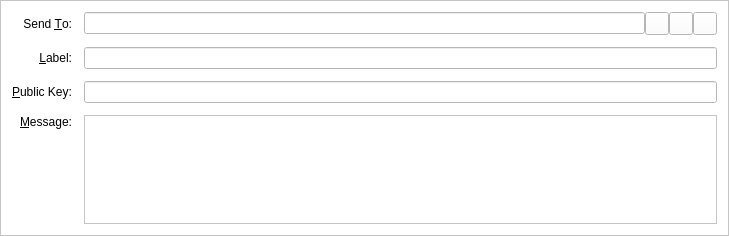
First picture: the form in src/qt/forms/sendmessagesentry.ui, repository ajeef/Rubix, before the edit.
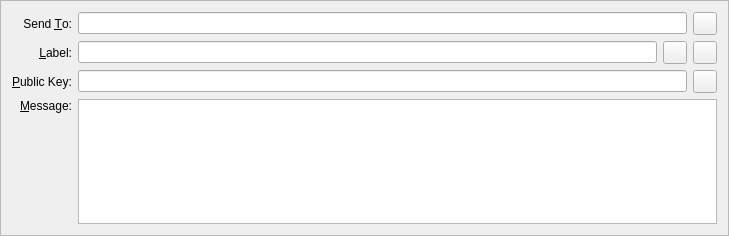
Second picture: the form after the edit. Icons and pictures are not drawn. Custom widgets are drawn as their Qt base class.

The edit to the form file:
```diff
--- a/src/qt/forms/sendmessagesentry.ui
+++ b/src/qt/forms/sendmessagesentry.ui
@@ -13,9 +13,6 @@
   <property name="windowTitle">
    <string>Form</string>
   </property>
-  <property name="styleSheet">
-   <string notr="true">background-color: rgb(255, 255, 255);</string>
-  </property>
   <property name="frameShape">
    <enum>QFrame::StyledPanel</enum>
   </property>
@@ -23,14 +20,21 @@
    <enum>QFrame::Sunken</enum>
   </property>
   <layout class="QGridLayout" name="gridLayout">
-   <property name="spacing">
-    <number>12</number>
-   </property>
-   <item row="3" column="2">
+   <item row="0" column="0">
+    <widget class="QLabel" name="label_2">
+     <property name="text">
+      <string>Send &amp;To:</string>
+     </property>
+     <property name="alignment">
+      <set>Qt::AlignRight|Qt::AlignTrailing|Qt::AlignVCenter</set>
+     </property>
+     <property name="buddy">
+      <cstring>sendTo</cstring>
+     </property>
+    </widget>
+   </item>
+   <item row="0" column="1">
     <layout class="QHBoxLayout" name="sendToLayout">
-     <property name="spacing">
-      <number>0</number>
-     </property>
      <item>
       <widget class="QValidatedLineEdit" name="sendTo">
        <property name="toolTip">
@@ -42,6 +46,50 @@
       </widget>
      </item>
      <item>
+      <widget class="QToolButton" name="pasteButton">
+       <property name="toolTip">
+        <string>Paste address from clipboard</string>
+       </property>
+       <property name="text">
+        <string/>
+       </property>
+       <property name="icon">
+        <iconset resource="../bitcoin.qrc">
+         <normaloff>:/icons/editpaste</normaloff>:/icons/editpaste</iconset>
+       </property>
+       <property name="shortcut">
+        <string>Alt+P</string>
+       </property>
+      </widget>
+     </item>
+    </layout>
+   </item>
+   <item row="1" column="0">
+    <widget class="QLabel" name="label_4">
+     <property name="text">
+      <string>&amp;Label:</string>
+     </property>
+     <property name="alignment">
+      <set>Qt::AlignRight|Qt::AlignTrailing|Qt::AlignVCenter</set>
+     </property>
+     <property name="buddy">
+      <cstring>addAsLabel</cstring>
+     </property>
+    </widget>
+   </item>
+   <item row="1" column="1">
+    <layout class="QHBoxLayout" name="horizontalLayout_5">
+     <item>
+      <widget class="QValidatedLineEdit" name="addAsLabel">
+       <property name="enabled">
+        <bool>true</bool>
+       </property>
+       <property name="toolTip">
+        <string>Enter a label for this address to add it to your address book</string>
+       </property>
+      </widget>
+     </item>
+     <item>
       <widget class="QToolButton" name="addressBookButton">
        <property name="toolTip">
         <string>Choose address from address book</string>
@@ -58,23 +106,6 @@
        </property>
       </widget>
      </item>
-     <item>
-      <widget class="QToolButton" name="pasteButton">
-       <property name="toolTip">
-        <string>Paste address from clipboard</string>
-       </property>
-       <property name="text">
-        <string/>
-       </property>
-       <property name="icon">
-        <iconset resource="../bitcoin.qrc">
-         <normaloff>:/icons/editpaste</normaloff>:/icons/editpaste</iconset>
-       </property>
-       <property name="shortcut">
-        <string>Alt+P</string>
-       </property>
-      </widget>
-     </item>
      <item>
       <widget class="QToolButton" name="deleteButton">
        <property name="toolTip">
@@ -91,7 +122,41 @@
      </item>
     </layout>
    </item>
-   <item row="6" column="0">
+   <item row="2" column="0">
+    <widget class="QLabel" name="publicKeyLabel">
+     <property name="text">
+      <string>&amp;Public Key:</string>
+     </property>
+     <property name="buddy">
+      <cstring>publicKey</cstring>
+     </property>
+    </widget>
+   </item>
+   <item row="2" column="1">
+    <layout class="QHBoxLayout" name="horizontalLayout_6">
+     <item>
+      <widget class="QValidatedLineEdit" name="publicKey"/>
+     </item>
+     <item>
+      <widget class="QToolButton" name="PubkeyPasteButton">
+       <property name="toolTip">
+        <string>Paste address from clipboard</string>
+       </property>
+       <property name="text">
+        <string/>
+       </property>
+       <property name="icon">
+        <iconset resource="../bitcoin.qrc">
+         <normaloff>:/icons/editpaste</normaloff>:/icons/editpaste</iconset>
+       </property>
+       <property name="shortcut">
+        <string>Alt+P</string>
+       </property>
+      </widget>
+     </item>
+    </layout>
+   </item>
+   <item row="3" column="0">
     <widget class="QLabel" name="messageLabel">
      <property name="text">
       <string>&amp;Message:</string>
@@ -104,20 +169,7 @@
      </property>
     </widget>
    </item>
-   <item row="3" column="0">
-    <widget class="QLabel" name="label_2">
-     <property name="text">
-      <string>Send &amp;To:</string>
-     </property>
-     <property name="alignment">
-      <set>Qt::AlignRight|Qt::AlignTrailing|Qt::AlignVCenter</set>
-     </property>
-     <property name="buddy">
-      <cstring>sendTo</cstring>
-     </property>
-    </widget>
-   </item>
-   <item row="6" column="2">
+   <item row="3" column="1">
     <widget class="QValidatedTextEdit" name="messageText">
      <property name="mouseTracking">
       <bool>true</bool>
@@ -130,42 +182,6 @@
      </property>
     </widget>
    </item>
-   <item row="4" column="2">
-    <widget class="QValidatedLineEdit" name="addAsLabel">
-     <property name="enabled">
-      <bool>true</bool>
-     </property>
-     <property name="toolTip">
-      <string>Enter a label for this address to add it to your address book</string>
-     </property>
-    </widget>
-   </item>
-   <item row="4" column="0">
-    <widget class="QLabel" name="label_4">
-     <property name="text">
-      <string>&amp;Label:</string>
-     </property>
-     <property name="alignment">
-      <set>Qt::AlignRight|Qt::AlignTrailing|Qt::AlignVCenter</set>
-     </property>
-     <property name="buddy">
-      <cstring>addAsLabel</cstring>
-     </property>
-    </widget>
-   </item>
-   <item row="5" column="0">
-    <widget class="QLabel" name="publicKeyLabel">
-     <property name="text">
-      <string>&amp;Public Key:</string>
-     </property>
-     <property name="buddy">
-      <cstring>publicKey</cstring>
-     </property>
-    </widget>
-   </item>
-   <item row="5" column="2">
-    <widget class="QValidatedLineEdit" name="publicKey"/>
-   </item>
   </layout>
  </widget>
  <customwidgets>
```
Left out of the diff: 2 changed lines with no effect on the pictures.
